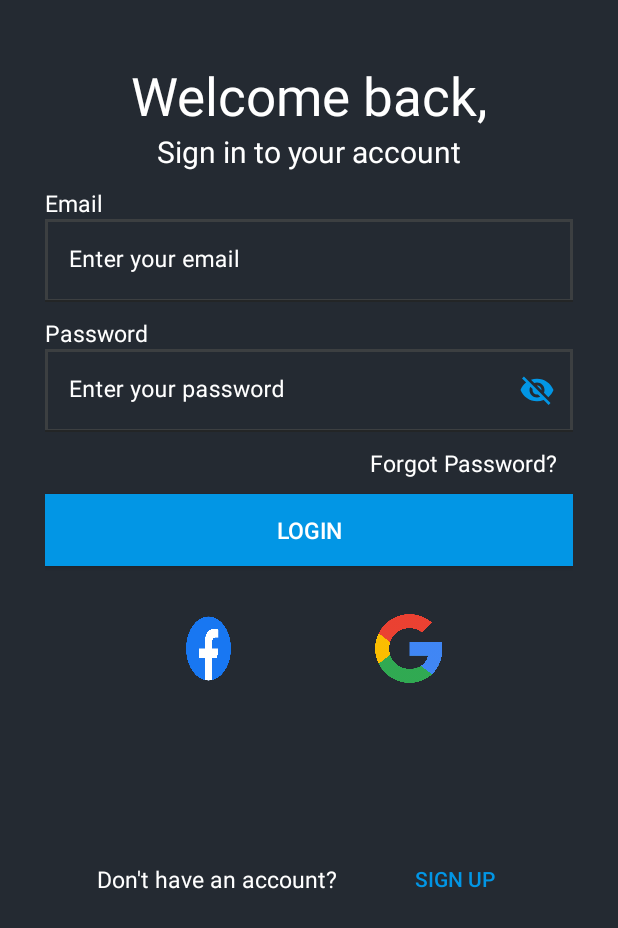
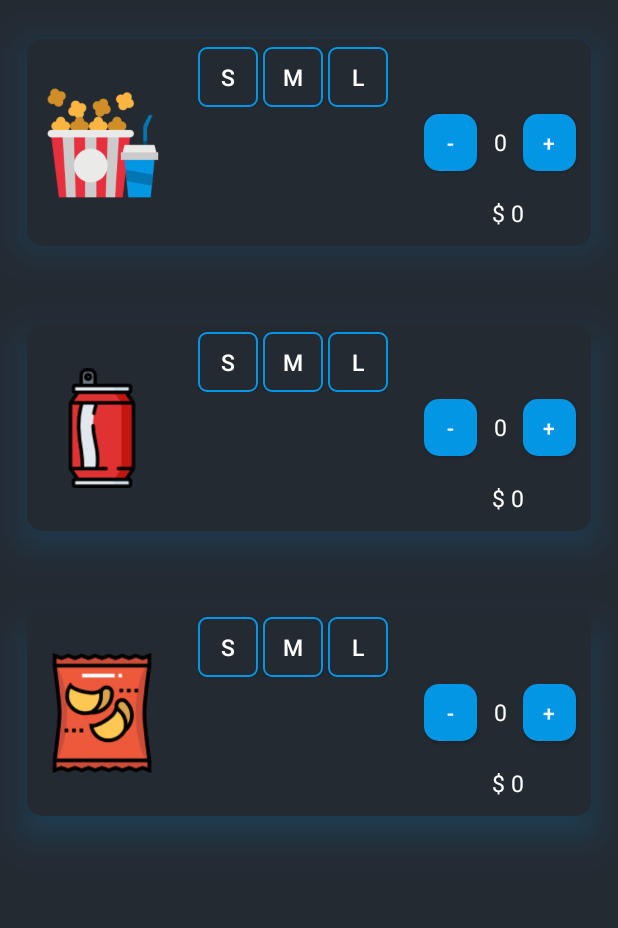
Before and after one commit to AhmedRamadanAR/CinemaApp, an Android app: the screen it shows after launch (MainActivity), after a tap on "SIGNUP", on a phone screen of 412 x 824 dp. Shown: the top 928 px of the screen. Run offline under Robolectric (Android 15) with nearby library versions, the phone set to English and light mode, and no system bars.

Commit message:
Snacks Page

```diff
--- a/app/src/main/java/com/example/cinemaapp/SignUpFragment.kt
+++ b/app/src/main/java/com/example/cinemaapp/SignUpFragment.kt
@@ -23,7 +23,7 @@ class SignUpFragment : Fragment() {
     override fun onViewCreated(view: View, savedInstanceState: Bundle?) {
         super.onViewCreated(view, savedInstanceState)
         binding.btnSignup.setOnClickListener {
-            findNavController().navigate(R.id.action_signUpFragment_to_loginFragment)
+            findNavController().navigate(R.id.action_signUpFragment_to_snacks)
         }
     }
     override fun onCreate(savedInstanceState: Bundle?) {
--- /dev/null
+++ b/app/src/main/java/com/example/cinemaapp/Snacks.kt
@@ -0,0 +1,57 @@
+package com.example.cinemaapp
+
+import android.os.Bundle
+import androidx.fragment.app.Fragment
+import android.view.LayoutInflater
+import android.view.View
+import android.view.ViewGroup
+import androidx.recyclerview.widget.LinearLayoutManager
+import androidx.recyclerview.widget.RecyclerView
+import com.example.cinemaapp.model.SnakeItemData
+
+class Snacks : Fragment() {
+
+    override fun onCreate(savedInstanceState: Bundle?) {
+        super.onCreate(savedInstanceState)
+
+    }
+
+    override fun onCreateView(
+        inflater: LayoutInflater, container: ViewGroup?,
+        savedInstanceState: Bundle?
+    ): View? {
+        // Inflate the layout for this fragment
+        return inflater.inflate(R.layout.fragment_snacks, container, false)
+    }
+
+    override fun onViewCreated(view: View, savedInstanceState: Bundle?) {
+        super.onViewCreated(view, savedInstanceState)
+        var snake = mutableListOf(
+            SnakeItemData(
+                R.drawable.popcorn,
+                0,
+                0,
+                35
+            ),
+            SnakeItemData(
+                R.drawable.can2,
+                1,
+                0,
+                50
+            ),
+            SnakeItemData(
+                R.drawable.chips,
+                2,
+                0,
+                100
+            ),
+
+        )
+
+        val adapterCategory = SnakeItemAdapter(snake)
+        view.findViewById<RecyclerView>(R.id.rv_snack) .adapter = adapterCategory
+        view.findViewById<RecyclerView>(R.id.rv_snack) .layoutManager = LinearLayoutManager(context, LinearLayoutManager.VERTICAL, false)
+
+    }
+
+}
--- /dev/null
+++ b/app/src/main/java/com/example/cinemaapp/model/SnakeItemData.kt
@@ -0,0 +1,8 @@
+package com.example.cinemaapp.model
+
+data class SnakeItemData(
+    var snakeImage: Int,
+    var snakeSize: Int,
+    var snakeCount: Int,
+    var snakePrice: Int
+)
--- /dev/null
+++ b/app/src/main/res/drawable/rectangle_blue.xml
@@ -0,0 +1,12 @@
+<?xml version="1.0" encoding="utf-8"?>
+<shape xmlns:android="http://schemas.android.com/apk/res/android"
+    android:shape="rectangle">
+
+    <corners android:radius="5dp" />
+
+    <solid android:color="@color/blue" />
+
+
+    <size android:height="40dp" android:width="20dp"/>
+
+</shape>
--- /dev/null
+++ b/app/src/main/res/drawable/rectangle_blue_border.xml
@@ -0,0 +1,15 @@
+<?xml version="1.0" encoding="utf-8"?>
+<shape xmlns:android="http://schemas.android.com/apk/res/android"
+    android:shape="rectangle">
+
+    <corners android:radius="5dp" />
+
+    <solid android:color="@color/black_light" />
+
+    <stroke
+        android:width="1dp"
+        android:color="@color/blue" />
+
+    <size android:height="40dp" android:width="20dp"/>
+
+</shape>
--- /dev/null
+++ b/app/src/main/res/layout/fragment_snacks.xml
@@ -0,0 +1,18 @@
+<?xml version="1.0" encoding="utf-8"?>
+<FrameLayout xmlns:android="http://schemas.android.com/apk/res/android"
+    xmlns:tools="http://schemas.android.com/tools"
+    android:layout_width="match_parent"
+    android:layout_height="match_parent"
+    xmlns:app="http://schemas.android.com/apk/res-auto"
+    tools:context=".Snacks">
+
+    <androidx.recyclerview.widget.RecyclerView
+        android:id="@+id/rv_snack"
+        android:layout_width="match_parent"
+        android:layout_height="match_parent"
+        tools:listitem="@layout/snack_item"
+        app:layoutManager="androidx.recyclerview.widget.LinearLayoutManager"
+
+        />
+
+</FrameLayout>
--- /dev/null
+++ b/app/src/main/res/layout/snack_item.xml
@@ -0,0 +1,138 @@
+<?xml version="1.0" encoding="utf-8"?>
+<androidx.cardview.widget.CardView xmlns:android="http://schemas.android.com/apk/res/android"
+    xmlns:app="http://schemas.android.com/apk/res-auto"
+    android:layout_width="match_parent"
+    android:layout_height="190dp"
+    android:elevation="900dp"
+    android:outlineSpotShadowColor="@color/blue"
+    app:cardBackgroundColor="@color/black_light"
+    app:cardCornerRadius="10dp"
+    app:cardElevation="15dp"
+    app:cardUseCompatPadding="true">
+
+    <androidx.constraintlayout.widget.ConstraintLayout
+        android:layout_width="match_parent"
+        android:layout_height="match_parent">
+
+        <ImageView
+            android:id="@+id/iv_food"
+            android:layout_width="80dp"
+            android:layout_height="80dp"
+            android:layout_marginStart="@dimen/padding10dp"
+            android:scaleType="fitCenter"
+            android:src="@drawable/ic_launcher_foreground"
+            app:layout_constraintBottom_toBottomOf="parent"
+            app:layout_constraintStart_toStartOf="parent"
+            app:layout_constraintTop_toTopOf="parent" />
+
+
+        <LinearLayout
+            android:id="@+id/linearLayout_btn_sizes"
+            android:layout_width="wrap_content"
+            android:layout_height="wrap_content"
+            android:layout_marginTop="@dimen/margintop5dp"
+            android:orientation="horizontal"
+            app:layout_constraintEnd_toStartOf="@+id/linearLayout"
+            app:layout_constraintStart_toEndOf="@+id/iv_food"
+            app:layout_constraintTop_toTopOf="parent">
+
+            <androidx.appcompat.widget.AppCompatButton
+                android:id="@+id/btn_small"
+                style="@style/CustomTextStyle"
+                android:layout_width="40dp"
+                android:layout_height="40dp"
+                android:layout_marginEnd="3dp"
+                android:background="@drawable/rectangle_blue_border"
+                android:text="@string/small" />
+
+            <androidx.appcompat.widget.AppCompatButton
+                android:id="@+id/btn_medium"
+                style="@style/CustomTextStyle"
+                android:layout_width="40dp"
+                android:layout_height="40dp"
+                android:layout_marginEnd="3dp"
+
+                android:background="@drawable/rectangle_blue_border"
+                android:text="@string/medium" />
+
+            <androidx.appcompat.widget.AppCompatButton
+                android:id="@+id/btn_large"
+                style="@style/CustomTextStyle"
+                android:layout_width="40dp"
+                android:layout_height="40dp"
+                android:background="@drawable/rectangle_blue_border"
+                android:text="@string/large" />
+        </LinearLayout>
+
+        <LinearLayout
+            android:layout_width="wrap_content"
+            android:layout_height="wrap_content"
+            android:orientation="horizontal"
+            app:layout_constraintBottom_toBottomOf="parent"
+            app:layout_constraintEnd_toEndOf="parent"
+            app:layout_constraintStart_toStartOf="@+id/linearLayout"
+            app:layout_constraintTop_toBottomOf="@+id/linearLayout">
+
+
+            <TextView
+                android:id="@+id/tv_dollar_sign"
+                style="@style/CustomTextStyle"
+                android:layout_width="wrap_content"
+                android:layout_height="wrap_content"
+                android:layout_gravity="bottom|left"
+                android:text="$ " />
+
+            <TextView
+                android:id="@+id/tv_price"
+                style="@style/CustomTextStyle"
+                android:layout_width="wrap_content"
+                android:layout_height="wrap_content"
+                android:layout_gravity="bottom|left"
+                android:text=" 35" />
+
+        </LinearLayout>
+
+        <LinearLayout
+            android:id="@+id/linearLayout"
+            android:layout_width="wrap_content"
+            android:layout_height="wrap_content"
+            android:orientation="horizontal"
+            app:layout_constraintBottom_toBottomOf="parent"
+            app:layout_constraintEnd_toEndOf="parent"
+            app:layout_constraintTop_toTopOf="parent">
+
+            <Button
+                android:id="@+id/btn_subtract"
+                android:layout_width="35dp"
+                android:layout_height="50dp"
+                android:gravity="center"
+                android:padding="5dp"
+                android:text="@string/minus_sign"
+                android:textAlignment="center"
+                app:cornerRadius="10dp" />
+
+            <TextView
+                android:id="@+id/tv_quantity"
+                style="@style/CustomTextStyle"
+                android:layout_width="20dp"
+                android:layout_height="wrap_content"
+                android:layout_gravity="center"
+                android:layout_marginStart="@dimen/margintop5dp"
+
+                android:layout_marginEnd="@dimen/margintop5dp"
+                android:gravity="center"
+                android:text="1" />
+
+            <Button
+                android:id="@+id/btn_add"
+                android:layout_width="35dp"
+                android:layout_height="50dp"
+                android:layout_marginEnd="10dp"
+                android:gravity="center"
+                android:padding="5dp"
+                android:text="@string/plus_sign"
+                android:textAlignment="center"
+                app:cornerRadius="10dp" />
+        </LinearLayout>
+    </androidx.constraintlayout.widget.ConstraintLayout>
+</androidx.cardview.widget.CardView>
--- a/app/src/main/res/navigation/nav_graph.xml
+++ b/app/src/main/res/navigation/nav_graph.xml
@@ -11,8 +11,8 @@
         android:label="fragment_signup"
         tools:layout="@layout/fragment_signup" >
         <action
-            android:id="@+id/action_signUpFragment_to_loginFragment"
-            app:destination="@id/loginFragment" />
+            android:id="@+id/action_signUpFragment_to_snacks"
+            app:destination="@id/snacks" />
     </fragment>
     <fragment
         android:id="@+id/loginFragment"
@@ -44,7 +44,11 @@
         android:id="@+id/movieDetailsFragment"
         android:name="com.example.cinemaapp.MovieDetailsFragment"
         android:label="fragment_movie_details"
-        tools:layout="@layout/fragment_movie_details" />
+        tools:layout="@layout/fragment_movie_details" >
+        <action
+            android:id="@+id/action_movieDetailsFragment_to_snacks"
+            app:destination="@id/snacks" />
+    </fragment>
     <fragment
         android:id="@+id/homeFragment"
         android:name="com.example.cinemaapp.HomeFragment"
@@ -54,4 +58,9 @@
             android:id="@+id/action_homeFragment_to_movieDetailsFragment"
             app:destination="@id/movieDetailsFragment" />
     </fragment>
+    <fragment
+        android:id="@+id/snacks"
+        android:name="com.example.cinemaapp.Snacks"
+        android:label="fragment_snacks"
+        tools:layout="@layout/fragment_snacks" />
 </navigation>
--- a/app/src/main/res/values/strings.xml
+++ b/app/src/main/res/values/strings.xml
@@ -23,4 +23,9 @@
     <string name="male">Male</string>
     <string name="female">Female</string>
     <string name="do_have_an_account">Do have an account</string>
+    <string name="small">S</string>
+    <string name="medium">M</string>
+    <string name="large">L</string>
+    <string name="minus_sign">-</string>
+    <string name="plus_sign">+</string>
 </resources>
```
Also changed, not shown: app/src/main/java/com/example/cinemaapp/SnakeItemAdapter.kt (added, +209 -0 lines), app/src/main/res/drawable/can2.png (added), app/src/main/res/drawable/chips.png (added).
